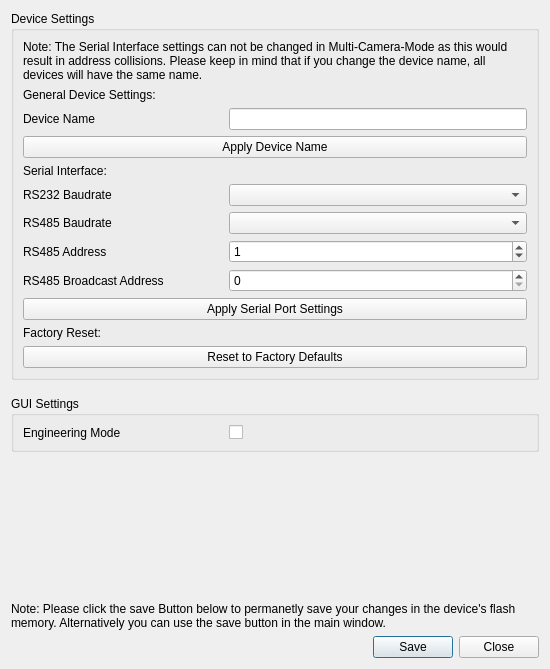
Old version of the form dct_widgets/settingsdialog/settingsdialog.ui in the repository KAYA-Instruments/SDI-Control-Point.
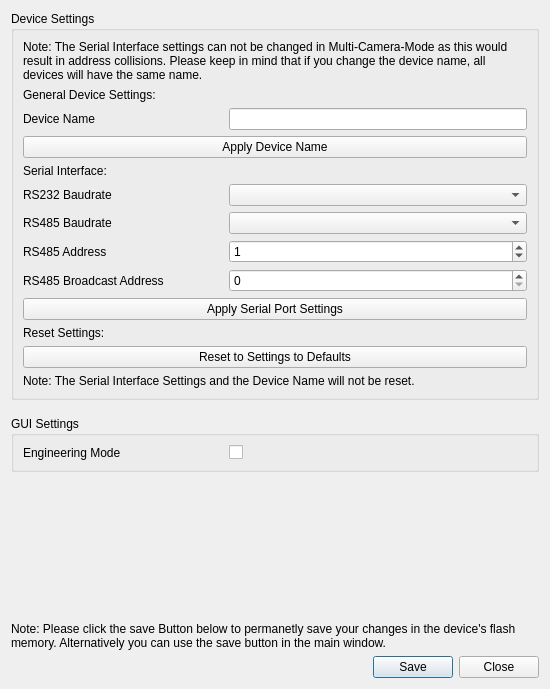
New version of the form. Icons and pictures are not drawn.

Commit message:
Small change to settings dialog
- The reset option is no longer called "Factory Reset" becasue that is
  misleading
- Added a note to clarify that serial port settings and device name are
  not affected by reset

```diff
--- a/dct_widgets/settingsdialog/settingsdialog.ui
+++ b/dct_widgets/settingsdialog/settingsdialog.ui
@@ -7,7 +7,7 @@
     <x>0</x>
     <y>0</y>
     <width>550</width>
-    <height>669</height>
+    <height>689</height>
    </rect>
   </property>
   <property name="sizePolicy">
@@ -254,7 +254,7 @@
       <item>
        <widget class="QLabel" name="lblFactoryReset">
         <property name="text">
-         <string>Factory Reset:</string>
+         <string>Reset Settings:</string>
         </property>
        </widget>
       </item>
@@ -267,7 +267,17 @@
          </size>
         </property>
         <property name="text">
-         <string>Reset to Factory Defaults</string>
+         <string>Reset to Settings to Defaults</string>
+        </property>
+       </widget>
+      </item>
+      <item>
+       <widget class="QLabel" name="lblNote2">
+        <property name="text">
+         <string>Note: The Serial Interface Settings and the Device Name will not be reset.</string>
+        </property>
+        <property name="wordWrap">
+         <bool>true</bool>
         </property>
        </widget>
       </item>
```
Left out of the diff: 2 changed lines with no effect on the pictures.
